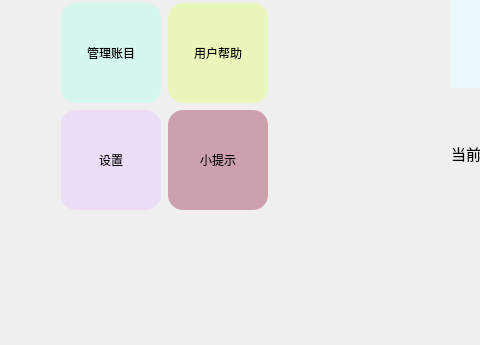
This is main_page.ui in YuanQiPKU/Reservoir as Qt 5 draws it before an edit; both pictures show x 0 to 480 and y 195 to 540 of the 960 by 540 pixel window. The edited form follows.
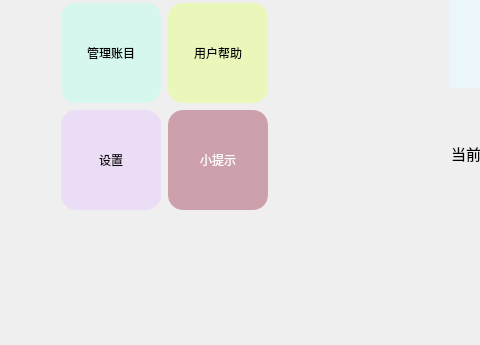
This is the edited form. Icons and pictures are not drawn.

Diff of the .ui file:
```diff
--- a/main_page.ui
+++ b/main_page.ui
@@ -211,7 +211,8 @@
        <string notr="true">QPushButton {
 	background-color: rgba(170, 80, 101, 125);
 	font: 290 14pt &quot;幼圆&quot;;
-    color: #000000; /* 文字颜色 */
+    
+	color: rgb(255, 255, 255);
     font-weight: normal;
     padding: 5px; /* 按需调整内边距 */
  border-radius: 15px;
```
